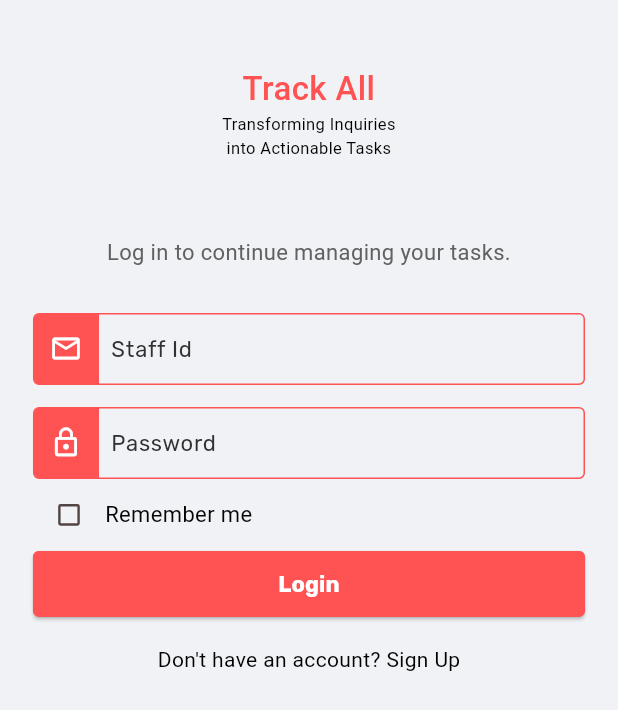
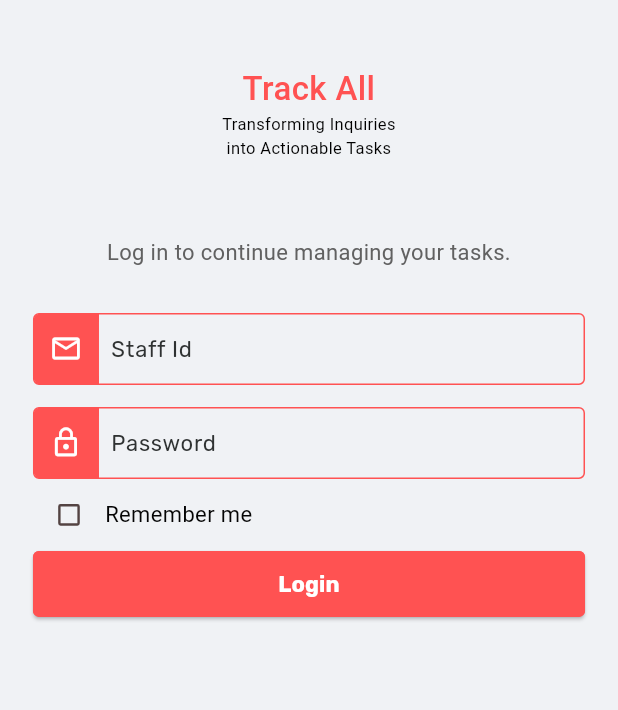
Before and after one commit to jubinkhan007/OnTrack, a Flutter app: the screen it shows after launch, on a phone screen of 412 x 824 dp. Shown: the top 710 px of the screen. Run offline on Flutter 3.47's test engine with Material 3 defaults, Android fonts, the phone set to English and light mode, and no system bars; our stand-ins replace cached_network_image, dio, firebase_core, firebase_messaging, flutter_local_notifications, google_fonts and 5 more; accounts and stored records are empty; key blocks and very long unbroken strings in the code were emptied for the run.

Commit message:
added version 16

```diff
--- a/lib/screens/login_screen.dart
+++ b/lib/screens/login_screen.dart
@@ -1,3 +1,5 @@
+import 'dart:io';
+
 import 'package:flutter/material.dart';
 import 'package:flutter/services.dart';
 import 'package:provider/provider.dart';
@@ -304,7 +306,9 @@ class _LoginOperationState extends State<LoginOperation> {
               SizedBox(
                 height: Converts.c20,
               ),
-              Row(
+              // this is not for android
+              Platform.isIOS
+                  ? Row(
                       mainAxisAlignment: MainAxisAlignment.center,
                       children: [
                         GestureDetector(
@@ -319,7 +323,8 @@ class _LoginOperationState extends State<LoginOperation> {
                               style: TextStyle(color: Colors.black),
                             )),
                       ],
-              ),
+                    )
+                  : const SizedBox.shrink(),
             ],
           ),
         ),
--- a/lib/screens/todo/todo_home_screen.dart
+++ b/lib/screens/todo/todo_home_screen.dart
@@ -554,7 +554,7 @@ class _TodoHomeScreenState extends State<TodoHomeScreen> {
                           isFromTodo: true,
                           isDateSelected: _isDateSelected,
                         ),
-                        staffId.isEmail()
+                        /*staffId.isEmail()
                             ? const SizedBox.shrink()
                             : Expanded(
                                 child: SizedBox(
@@ -563,7 +563,7 @@ class _TodoHomeScreenState extends State<TodoHomeScreen> {
                                     inquiryViewModel: inquiryViewModel,
                                   ),
                                 ),
-                              )
+                              )*/
                       ],
                     ),
 
--- a/lib/widgets/file_attachment.dart
+++ b/lib/widgets/file_attachment.dart
@@ -1,3 +1,4 @@
+/*
 import 'dart:io';
 import 'dart:typed_data';
 
@@ -554,3 +555,4 @@ class _FileAttachmentState extends State<FileAttachment> {
     return "$type1${dateTime.year.toString().substring(2, 4)}${dateTime.month.toString().padLeft(2, '0')}_${userId}_${dateTime.millisecondsSinceEpoch}_$type2.jpg";
   }
 }
+*/
--- a/lib/widgets/file_attachment2.dart
+++ b/lib/widgets/file_attachment2.dart
@@ -1,3 +1,4 @@
+/*
 import 'dart:io';
 
 import 'package:device_info_plus/device_info_plus.dart';
@@ -326,3 +327,4 @@ class _FileAttachment2State extends State<FileAttachment2> {
     ScaffoldMessenger.of(context).showSnackBar(snackBar);
   }
 }
+*/
--- a/pubspec.yaml
+++ b/pubspec.yaml
@@ -16,7 +16,7 @@ publish_to: 'none' # Remove this line if you wish to publish to pub.dev
 # https://developer.apple.com/library/archive/documentation/General/Reference/InfoPlistKeyReference/Articles/CoreFoundationKeys.html
 # In Windows, build-name is used as the major, minor, and patch parts
 # of the product and file versions while build-number is  used as the build suffix.
-version: 1.0.13+14
+version: 1.0.16+17
 
 environment:
   sdk: ^3.5.3
@@ -40,12 +40,12 @@ dependencies:
   cached_network_image: ^3.4.1
   google_fonts: ^6.2.1
   #smooth_page_indicator: ^1.2.0+3
-  image_picker: ^1.1.2
+  #image_picker: ^1.1.2
   permission_handler: ^11.3.1
   dio: ^5.7.0
   provider: ^6.1.2
   flutter_image_compress: ^2.3.0
-  image: ^4.3.0
+  #image: ^4.3.0
   #path_provider: ^2.1.5
   device_info_plus: ^11.1.1
   intl: ^0.19.0
```
Also changed, not shown: lib/widgets/new_task/app_drawer.dart (+12 -7 lines), pubspec.lock, 3 other files. Lines whose indentation alone changed are shown as unchanged.
